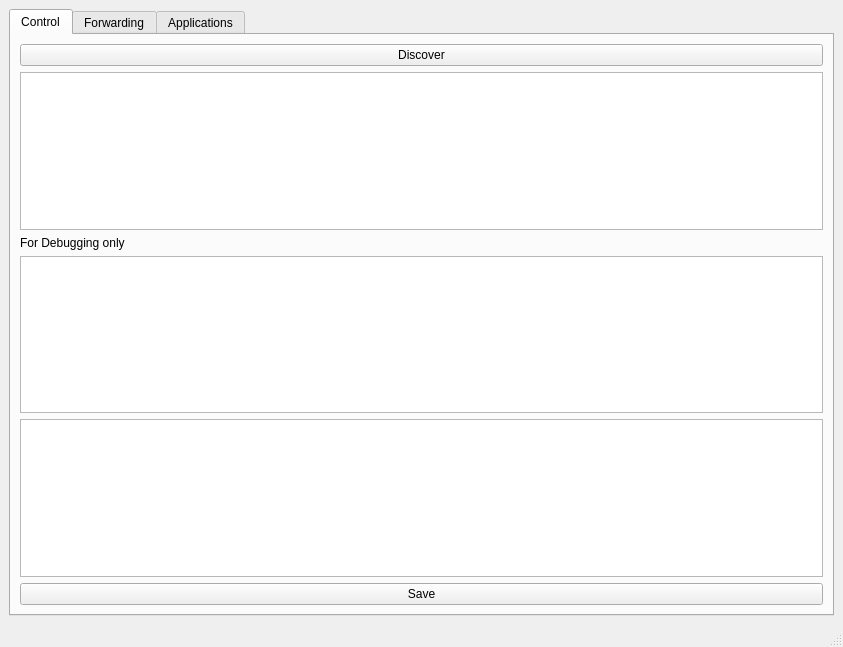
Old version of the form PythonMDNSTest/gui.ui in the repository p-sanches/somabits.
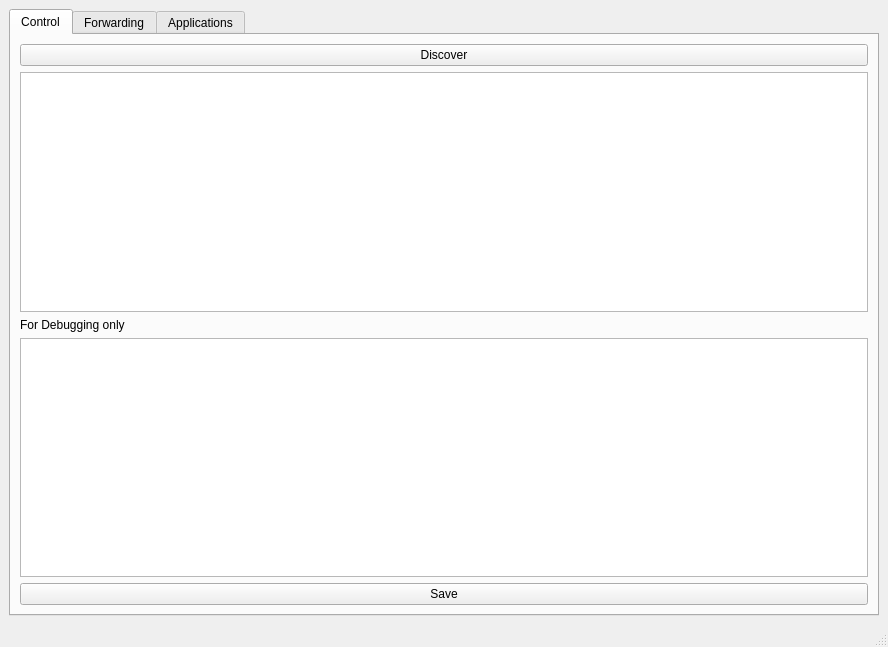
New version of the form. Icons and pictures are not drawn.

Commit message: Removing TableWidget

Diff of the .ui file:
```diff
--- a/PythonMDNSTest/gui.ui
+++ b/PythonMDNSTest/gui.ui
@@ -6,7 +6,7 @@
    <rect>
     <x>0</x>
     <y>0</y>
-    <width>843</width>
+    <width>888</width>
     <height>647</height>
    </rect>
   </property>
@@ -38,28 +38,6 @@
         <string>Control</string>
        </attribute>
        <layout class="QGridLayout" name="gridLayout">
-        <item row="4" column="0">
-         <widget class="QTableWidget" name="tableWidget">
-          <property name="lineWidth">
-           <number>2</number>
-          </property>
-          <property name="midLineWidth">
-           <number>1</number>
-          </property>
-          <property name="wordWrap">
-           <bool>false</bool>
-          </property>
-          <property name="columnCount">
-           <number>0</number>
-          </property>
-          <attribute name="horizontalHeaderDefaultSectionSize">
-           <number>130</number>
-          </attribute>
-          <attribute name="horizontalHeaderStretchLastSection">
-           <bool>true</bool>
-          </attribute>
-         </widget>
-        </item>
         <item row="8" column="0">
          <widget class="QPushButton" name="save_button">
           <property name="text">
@@ -77,14 +55,14 @@
         <item row="7" column="0">
          <widget class="QPlainTextEdit" name="plainTextEdit"/>
         </item>
-        <item row="6" column="0">
-         <widget class="QTableView" name="tableView">
-          <attribute name="horizontalHeaderStretchLastSection">
-           <bool>true</bool>
-          </attribute>
-         </widget>
-        </item>
         <item row="5" column="0">
+         <widget class="QTableView" name="tableView">
+          <attribute name="horizontalHeaderStretchLastSection">
+           <bool>true</bool>
+          </attribute>
+         </widget>
+        </item>
+        <item row="6" column="0">
          <widget class="QLabel" name="label">
           <property name="text">
            <string>For Debugging only</string>
```
The commit also changes 2 other files.
